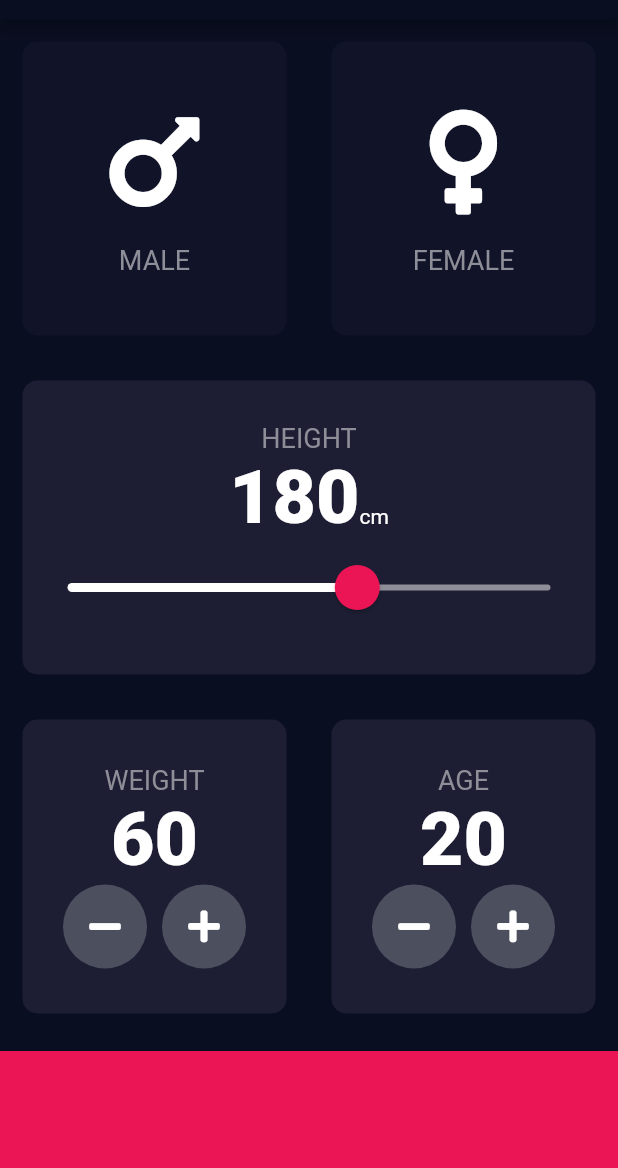
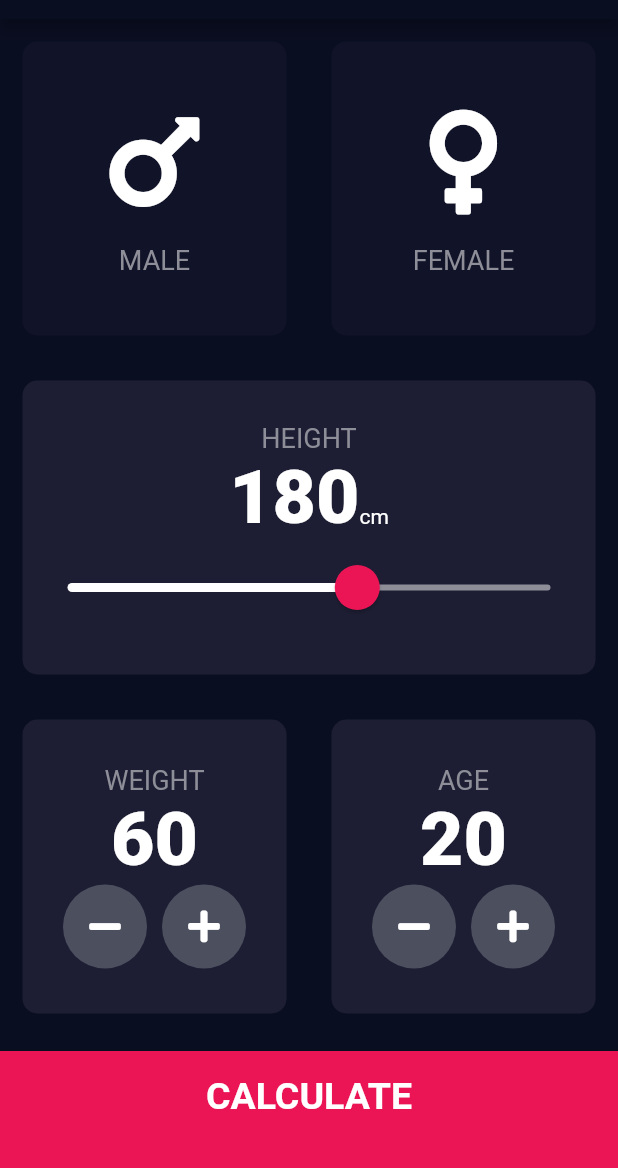
Before and after one commit to sgmagar/bmi-calculator, a Flutter app: the screen it shows after launch, on a phone screen of 412 x 824 dp, the part 65-1233 px from its top. Run offline on Flutter 3.47's test engine with Material 2 defaults, Android fonts, the phone set to English and light mode, and no system bars; our stand-ins replace font_awesome_flutter.

Commit message:
update calculate button and create result page placeholder

```diff
--- a/lib/constants.dart
+++ b/lib/constants.dart
@@ -15,6 +15,11 @@ const kNumberTextStyle = TextStyle(
   fontWeight: FontWeight.w900,
 );
 
+const kLargeButtonTextStyle = TextStyle(
+  fontSize: 25.0,
+  fontWeight: FontWeight.bold,
+);
+
 const kSliderActiveColor = Colors.white;
 const kSliderInactiveColor = Color(0xFF8D8E98);
 const kSliderThumbColor = Color(0xFFEB1555);
--- a/lib/input_page.dart
+++ b/lib/input_page.dart
@@ -3,6 +3,7 @@ import 'package:font_awesome_flutter/font_awesome_flutter.dart';
 import 'reusable_card.dart';
 import 'icon_content.dart';
 import 'constants.dart';
+import 'results_page.dart';
 
 enum Gender { male, female }
 
@@ -202,11 +203,24 @@ class _InputPageState extends State<InputPage> {
                 ],
               ),
             ),
-            Container(
-              color: kBottomContainerColor,
-              margin: EdgeInsets.only(top: 10.0),
-              width: double.infinity,
-              height: kBottomContainerHeight,
+            GestureDetector(
+              onTap: () {
+                Navigator.push(context,
+                    MaterialPageRoute(builder: (context) => ResultsPage()));
+              },
+              child: Container(
+                child: Center(
+                  child: Text(
+                    "CALCULATE",
+                    style: kLargeButtonTextStyle,
+                  ),
+                ),
+                color: kBottomContainerColor,
+                margin: EdgeInsets.only(top: 10.0),
+                padding: EdgeInsets.only(bottom: 20.0),
+                width: double.infinity,
+                height: kBottomContainerHeight,
+              ),
             )
           ],
         ));
```
Also changed, not shown: lib/results_page.dart (added, +13 -0 lines).
